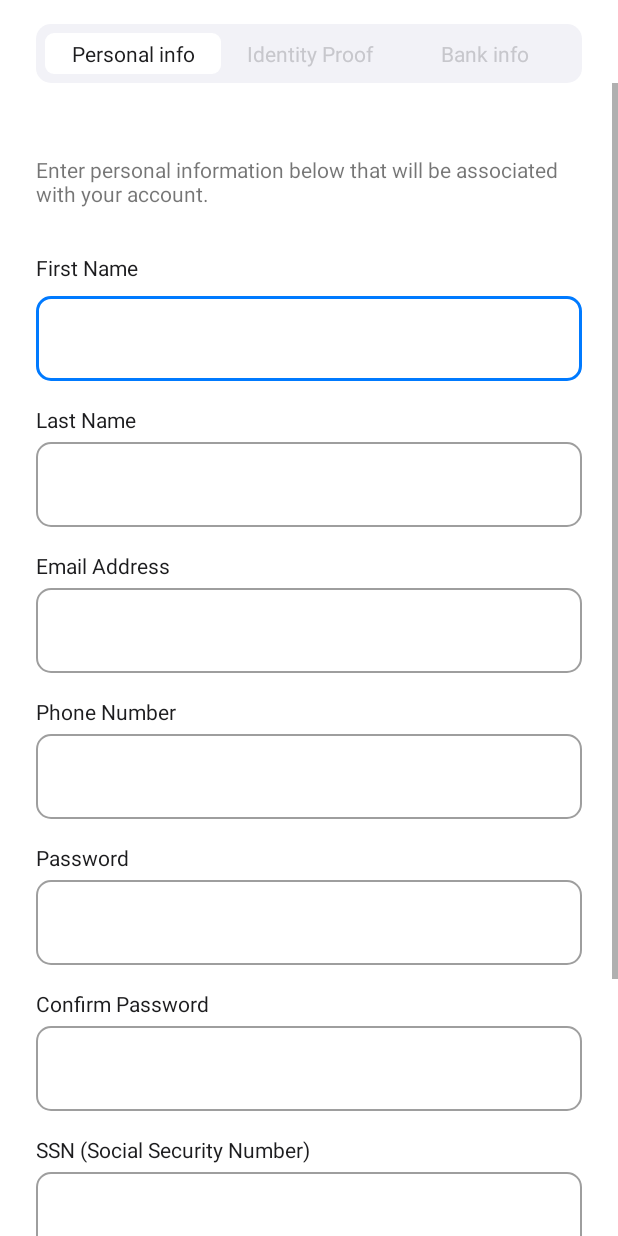
After one commit to ziptechdev/ACP-mobile-android, an Android app: the fragment PersonalInfoFragment shown on its own in the app's theme, on a phone screen of 412 x 824 dp. The commit adds this screen. Run offline under Robolectric (Android 15) with nearby library versions, the phone set to English and light mode, and no system bars.

Commit message:
finish 3 screens for sprint 2 Register screen Personal info screen Identity proof screen

```diff
--- /dev/null
+++ b/app/src/main/java/com/acpmobile/ui/fragments/Account/PersonalInfoFragment.kt
@@ -0,0 +1,30 @@
+package com.acpmobile.ui.fragments.Account
+
+import android.os.Bundle
+import androidx.fragment.app.Fragment
+import android.view.LayoutInflater
+import android.view.View
+import android.view.ViewGroup
+import androidx.core.content.ContextCompat
+import com.acpmobile.R
+import com.acpmobile.databinding.FragmentPersonalInfoBinding
+
+class PersonalInfoFragment : Fragment() {
+    private var _binding: FragmentPersonalInfoBinding? = null
+    private val binding get() = _binding!!
+
+
+    override fun onCreateView(
+        inflater: LayoutInflater, container: ViewGroup?,
+        savedInstanceState: Bundle?
+    ): View? {
+        _binding =
+            FragmentPersonalInfoBinding.inflate(inflater, container, false)
+        val view = binding.root
+        binding.containerViewPersonalIdentityBankInfo.tvPersonalInfo.setTextColor(ContextCompat.getColor(requireContext(), R.color.black))
+        binding.containerViewPersonalIdentityBankInfo.tvPersonalInfo.setBackgroundResource(R.drawable.round_element_6)
+
+        return view
+    }
+
+}
--- /dev/null
+++ b/app/src/main/res/layout/container_view_personal_identity_bank_info.xml
@@ -0,0 +1,43 @@
+<?xml version="1.0" encoding="utf-8"?>
+<LinearLayout xmlns:android="http://schemas.android.com/apk/res/android"
+    android:layout_width="match_parent"
+    android:layout_height="wrap_content"
+    android:background="@drawable/round_element_10"
+    android:backgroundTint="@color/grayLight"
+    android:orientation="horizontal"
+    android:padding="6dp">
+
+    <TextView
+        android:id="@+id/tvPersonalInfo"
+        android:layout_width="0dp"
+        android:layout_height="match_parent"
+        android:layout_weight="1"
+        android:paddingTop="@dimen/small_padding"
+        android:paddingBottom="@dimen/small_padding"
+        android:text="@string/label_personal_info"
+        android:textAlignment="center"
+        android:textColor="@color/grayBtn" />
+
+    <TextView
+        android:id="@+id/tvIdentityProof"
+        android:layout_width="0dp"
+        android:layout_height="match_parent"
+        android:layout_weight="1"
+        android:paddingTop="@dimen/small_padding"
+        android:paddingBottom="@dimen/small_padding"
+        android:text="@string/label_identity_proof"
+        android:textAlignment="center"
+        android:textColor="@color/grayBtn" />
+
+    <TextView
+        android:id="@+id/tvBankInfo"
+        android:layout_width="0dp"
+        android:layout_height="match_parent"
+        android:layout_weight="1"
+        android:paddingTop="@dimen/small_padding"
+        android:paddingBottom="@dimen/small_padding"
+        android:text="@string/label_bank_info"
+        android:textAlignment="center"
+        android:textColor="@color/grayBtn" />
+
+</LinearLayout>
--- /dev/null
+++ b/app/src/main/res/layout/fragment_personal_info.xml
@@ -0,0 +1,289 @@
+<?xml version="1.0" encoding="utf-8"?>
+<androidx.constraintlayout.widget.ConstraintLayout xmlns:android="http://schemas.android.com/apk/res/android"
+    xmlns:tools="http://schemas.android.com/tools"
+    xmlns:app="http://schemas.android.com/apk/res-auto"
+    android:layout_width="match_parent"
+    android:layout_height="match_parent"
+    tools:context=".ui.fragments.Account.PersonalInfoFragment">
+    <include
+        android:id="@+id/containerViewPersonalIdentityBankInfo"
+        layout="@layout/container_view_personal_identity_bank_info"
+        android:layout_width="0dp"
+        android:layout_height="wrap_content"
+        android:layout_marginStart="@dimen/normal_margin"
+        android:layout_marginTop="@dimen/medium_margin"
+        android:layout_marginEnd="@dimen/normal_margin"
+
+        app:layout_constraintEnd_toEndOf="parent"
+        app:layout_constraintStart_toStartOf="parent"
+        app:layout_constraintTop_toTopOf="parent" />
+
+    <ScrollView
+        android:layout_width="match_parent"
+        android:layout_height="0dp"
+        android:fillViewport="true"
+        app:layout_constraintBottom_toBottomOf="parent"
+        app:layout_constraintEnd_toEndOf="parent"
+        app:layout_constraintStart_toStartOf="parent"
+        app:layout_constraintTop_toBottomOf="@+id/containerViewPersonalIdentityBankInfo"
+        >
+
+        <androidx.constraintlayout.widget.ConstraintLayout
+            android:layout_width="match_parent"
+            android:layout_height="wrap_content">
+
+
+            <TextView
+                android:id="@+id/tvSubtitle"
+                android:layout_width="0dp"
+                android:layout_height="wrap_content"
+                android:layout_marginStart="@dimen/normal_margin"
+                android:layout_marginTop="@dimen/extra_large_margin"
+                android:layout_marginEnd="@dimen/normal_margin"
+                android:text="@string/label_enter_personal_information_below"
+                app:layout_constraintEnd_toEndOf="parent"
+                app:layout_constraintStart_toStartOf="parent"
+                app:layout_constraintTop_toTopOf="parent" />
+
+            <TextView
+                android:id="@+id/tvFirstName"
+                android:layout_width="wrap_content"
+                android:layout_height="wrap_content"
+                android:layout_marginTop="@dimen/x_x_large_text_size"
+                android:text="@string/label_first_name_only"
+                android:textColor="@color/black"
+                app:layout_constraintStart_toStartOf="@+id/tvSubtitle"
+                app:layout_constraintTop_toBottomOf="@+id/tvSubtitle" />
+
+            <com.google.android.material.textfield.TextInputLayout
+                android:id="@+id/etFirstName"
+                style="@style/Widget.MaterialComponents.TextInputLayout.OutlinedBox"
+                android:layout_width="0dp"
+                android:layout_height="wrap_content"
+                android:layout_marginTop="@dimen/small_margin"
+                android:orientation="vertical"
+                app:boxCornerRadiusBottomEnd="@dimen/corner_radius"
+                app:boxCornerRadiusBottomStart="@dimen/corner_radius"
+                app:boxCornerRadiusTopEnd="@dimen/corner_radius"
+                app:boxCornerRadiusTopStart="@dimen/corner_radius"
+                app:layout_constraintEnd_toEndOf="@+id/tvSubtitle"
+                app:layout_constraintStart_toStartOf="@+id/tvSubtitle"
+                app:layout_constraintTop_toBottomOf="@+id/tvFirstName">
+
+                <com.google.android.material.textfield.TextInputEditText
+                    android:layout_width="match_parent"
+                    android:layout_height="wrap_content" />
+
+            </com.google.android.material.textfield.TextInputLayout>
+
+            <TextView
+                android:id="@+id/tvLastName"
+                android:layout_width="wrap_content"
+                android:layout_height="wrap_content"
+                android:layout_marginTop="@dimen/medium_margin"
+                android:text="@string/label_last_name_only"
+                android:textColor="@color/black"
+                app:layout_constraintStart_toStartOf="@+id/tvSubtitle"
+                app:layout_constraintTop_toBottomOf="@+id/etFirstName" />
+
+            <com.google.android.material.textfield.TextInputLayout
+                android:id="@+id/etLastName"
+                style="@style/Widget.MaterialComponents.TextInputLayout.OutlinedBox"
+                android:layout_width="0dp"
+                android:layout_height="wrap_content"
+                android:orientation="vertical"
+                app:boxCornerRadiusBottomEnd="@dimen/corner_radius"
+                app:boxCornerRadiusBottomStart="@dimen/corner_radius"
+                app:boxCornerRadiusTopEnd="@dimen/corner_radius"
+                app:boxCornerRadiusTopStart="@dimen/corner_radius"
+                app:layout_constraintEnd_toEndOf="@+id/tvSubtitle"
+                app:layout_constraintStart_toStartOf="@+id/etFirstName"
+                app:layout_constraintTop_toBottomOf="@+id/tvLastName">
+
+                <com.google.android.material.textfield.TextInputEditText
+                    android:layout_width="match_parent"
+                    android:layout_height="wrap_content" />
+            </com.google.android.material.textfield.TextInputLayout>
+
+            <TextView
+                android:id="@+id/tvEMail"
+                android:layout_width="wrap_content"
+                android:layout_height="wrap_content"
+                android:layout_marginTop="@dimen/medium_margin"
+                android:text="@string/label_email_address"
+                android:textColor="@color/black"
+                app:layout_constraintStart_toStartOf="@+id/tvSubtitle"
+                app:layout_constraintTop_toBottomOf="@+id/etLastName" />
+
+            <com.google.android.material.textfield.TextInputLayout
+                android:id="@+id/etEMail"
+                style="@style/Widget.MaterialComponents.TextInputLayout.OutlinedBox"
+                android:layout_width="0dp"
+                android:layout_height="wrap_content"
+                android:orientation="vertical"
+                app:boxCornerRadiusBottomEnd="@dimen/corner_radius"
+                app:boxCornerRadiusBottomStart="@dimen/corner_radius"
+                app:boxCornerRadiusTopEnd="@dimen/corner_radius"
+                app:boxCornerRadiusTopStart="@dimen/corner_radius"
+                app:layout_constraintEnd_toEndOf="@+id/tvSubtitle"
+                app:layout_constraintStart_toStartOf="@+id/etFirstName"
+                app:layout_constraintTop_toBottomOf="@+id/tvEMail">
+
+                <com.google.android.material.textfield.TextInputEditText
+                    android:layout_width="match_parent"
+                    android:layout_height="wrap_content" />
+            </com.google.android.material.textfield.TextInputLayout>
+
+            <TextView
+                android:id="@+id/tvPhoneNumber"
+                android:layout_width="wrap_content"
+                android:layout_height="wrap_content"
+                android:layout_marginTop="@dimen/medium_margin"
+                android:text="@string/label_phone_number"
+                android:textColor="@color/black"
+                app:layout_constraintStart_toStartOf="@+id/tvSubtitle"
+                app:layout_constraintTop_toBottomOf="@+id/etEMail" />
+
+            <com.google.android.material.textfield.TextInputLayout
+                android:id="@+id/etPhoneNumber"
+                style="@style/Widget.MaterialComponents.TextInputLayout.OutlinedBox"
+                android:layout_width="0dp"
+                android:layout_height="wrap_content"
+                android:orientation="vertical"
+                app:boxCornerRadiusBottomEnd="@dimen/corner_radius"
+                app:boxCornerRadiusBottomStart="@dimen/corner_radius"
+                app:boxCornerRadiusTopEnd="@dimen/corner_radius"
+                app:boxCornerRadiusTopStart="@dimen/corner_radius"
+                app:layout_constraintEnd_toEndOf="@+id/tvSubtitle"
+                app:layout_constraintStart_toStartOf="@+id/etFirstName"
+                app:layout_constraintTop_toBottomOf="@+id/tvPhoneNumber">
+
+                <com.google.android.material.textfield.TextInputEditText
+                    android:layout_width="match_parent"
+                    android:layout_height="wrap_content" />
+            </com.google.android.material.textfield.TextInputLayout>
+
+            <TextView
+                android:id="@+id/tvPassword"
+                android:layout_width="wrap_content"
+                android:layout_height="wrap_content"
+                android:layout_marginTop="@dimen/medium_margin"
+                android:text="@string/label_password"
+                android:textColor="@color/black"
+                app:layout_constraintStart_toStartOf="@+id/tvSubtitle"
+                app:layout_constraintTop_toBottomOf="@+id/etPhoneNumber" />
+
+            <com.google.android.material.textfield.TextInputLayout
+                android:id="@+id/etPassword"
+                style="@style/Widget.MaterialComponents.TextInputLayout.OutlinedBox"
+                android:layout_width="0dp"
+                android:layout_height="wrap_content"
+                android:orientation="vertical"
+                app:boxCornerRadiusBottomEnd="@dimen/corner_radius"
+                app:boxCornerRadiusBottomStart="@dimen/corner_radius"
+                app:boxCornerRadiusTopEnd="@dimen/corner_radius"
+                app:boxCornerRadiusTopStart="@dimen/corner_radius"
+                app:layout_constraintEnd_toEndOf="@+id/tvSubtitle"
+                app:layout_constraintStart_toStartOf="@+id/etFirstName"
+                app:layout_constraintTop_toBottomOf="@+id/tvPassword">
+
+                <com.google.android.material.textfield.TextInputEditText
+                    android:layout_width="match_parent"
+                    android:layout_height="wrap_content" />
+            </com.google.android.material.textfield.TextInputLayout>
+            <TextView
+                android:id="@+id/tvConfirmPassword"
+                android:layout_width="wrap_content"
+                android:layout_height="wrap_content"
+                android:layout_marginTop="@dimen/medium_margin"
+                android:text="@string/label_confirm_password"
+                android:textColor="@color/black"
+                app:layout_constraintStart_toStartOf="@+id/tvSubtitle"
+                app:layout_constraintTop_toBottomOf="@+id/etPassword" />
+
+            <com.google.android.material.textfield.TextInputLayout
+                android:id="@+id/etConfirmPassword"
+                style="@style/Widget.MaterialComponents.TextInputLayout.OutlinedBox"
+                android:layout_width="0dp"
+                android:layout_height="wrap_content"
+                android:orientation="vertical"
+                app:boxCornerRadiusBottomEnd="@dimen/corner_radius"
+                app:boxCornerRadiusBottomStart="@dimen/corner_radius"
+                app:boxCornerRadiusTopEnd="@dimen/corner_radius"
+                app:boxCornerRadiusTopStart="@dimen/corner_radius"
+                app:layout_constraintEnd_toEndOf="@+id/tvSubtitle"
+                app:layout_constraintStart_toStartOf="@+id/etFirstName"
+                app:layout_constraintTop_toBottomOf="@+id/tvConfirmPassword">
+
+                <com.google.android.material.textfield.TextInputEditText
+                    android:layout_width="match_parent"
+                    android:layout_height="wrap_content" />
+            </com.google.android.material.textfield.TextInputLayout>
+
+            <TextView
+                android:id="@+id/tvSSN"
+                android:layout_width="wrap_content"
+                android:layout_height="wrap_content"
+                android:layout_marginTop="@dimen/medium_margin"
+                android:text="@string/label_SSN"
+                android:textColor="@color/black"
+                app:layout_constraintStart_toStartOf="@+id/tvSubtitle"
+                app:layout_constraintTop_toBottomOf="@+id/etConfirmPassword" />
+
+            <com.google.android.material.textfield.TextInputLayout
+                android:id="@+id/etSSN"
+                style="@style/Widget.MaterialComponents.TextInputLayout.OutlinedBox"
+                android:layout_width="0dp"
+                android:layout_height="wrap_content"
+                android:orientation="vertical"
+                app:boxCornerRadiusBottomEnd="@dimen/corner_radius"
+                app:boxCornerRadiusBottomStart="@dimen/corner_radius"
+                app:boxCornerRadiusTopEnd="@dimen/corner_radius"
+                app:boxCornerRadiusTopStart="@dimen/corner_radius"
+                app:layout_constraintEnd_toEndOf="@+id/tvSubtitle"
+                app:layout_constraintStart_toStartOf="@+id/etFirstName"
+                app:layout_constraintTop_toBottomOf="@+id/tvSSN">
+
+                <com.google.android.material.textfield.TextInputEditText
+                    android:layout_width="match_parent"
+                    android:layout_height="wrap_content" />
+            </com.google.android.material.textfield.TextInputLayout>
+
+            <com.google.android.material.button.MaterialButton
+                android:id="@+id/btnNext"
+                style="@style/ButtonBlue"
+                android:layout_width="0dp"
+                android:layout_height="wrap_content"
+                android:layout_marginTop="@dimen/extra_large_margin"
+                android:text="@string/btn_next"
+                android:textColor="@color/white"
+                app:icon="@drawable/ic_arrow_right"
+                app:iconGravity="textEnd"
+                app:layout_constraintBottom_toTopOf="@+id/guideline"
+                app:layout_constraintEnd_toEndOf="@+id/tvSubtitle"
+                app:layout_constraintStart_toStartOf="@+id/tvSubtitle"
+                app:layout_constraintTop_toBottomOf="@id/etSSN"
+                />
+
+            <androidx.constraintlayout.widget.Guideline
+                android:id="@+id/guideline"
+                android:layout_width="wrap_content"
+                android:layout_height="wrap_content"
+                android:orientation="horizontal"
+                app:layout_constraintGuide_percent="0.9" />
+
+            <include
+                android:id="@+id/tvTermsAndPrivacyPolicy"
+                layout="@layout/include_terms_and_privacy_policy"
+                android:layout_width="wrap_content"
+                android:layout_height="wrap_content"
+                android:layout_marginBottom="@dimen/x_large_text_size"
+                app:layout_constraintBottom_toBottomOf="parent"
+                app:layout_constraintEnd_toEndOf="parent"
+                app:layout_constraintStart_toStartOf="parent" />
+
+        </androidx.constraintlayout.widget.ConstraintLayout>
+    </ScrollView>
+
+
+</androidx.constraintlayout.widget.ConstraintLayout>
--- a/app/src/main/res/values/dimens.xml
+++ b/app/src/main/res/values/dimens.xml
@@ -17,6 +17,7 @@
     <dimen name="normal_padding">8dp</dimen>
     <dimen name="medium_padding">12dp</dimen>
     <dimen name="extra_large_margin">48dp</dimen>
+    <dimen name="x_extra_large_margin">64</dimen>
     <dimen name="large_margin">32dp</dimen>
     <dimen name="normal_margin">24dp</dimen>
     <dimen name="medium_margin">16dp</dimen>
--- a/app/src/main/res/values/strings.xml
+++ b/app/src/main/res/values/strings.xml
@@ -60,5 +60,19 @@
     <string name="label_email"> Email Address</string>
     <string name="label_password"> Password</string>
     <string name="label_confirm_password"> Confirm Password</string>
-
+    <string name="label_personal_info">Personal info</string>
+    <string name="label_identity_proof">Identity Proof</string>
+    <string name="label_bank_info">Bank info</string>
+    <string name="label_create_new_account">Create new account</string>
+    <string name="label_follow_the_registration_and_verification_process">Follow the registration and verification process to see if youre eligible for ACP services.\n\nAfter successfully completing the process, you will be awarded $10 to your digital wallet to spend with one of our <font color="#007AFF">partners.</font></string>
+    <string name="btn_get_started">Get Started</string>
+    <string name="label_enter_personal_information_below">Enter personal information below that will be associated with your account.</string>
+    <string name="label_first_name_only">First Name</string>
+    <string name="label_last_name_only">Last Name</string>
+    <string name="label_email_address">Email Address</string>
+    <string name="label_phone_number">Phone Number</string>
+    <string name="label_SSN">SSN (Social Security Number)</string>
+    <string name="label_KYC_verification">KYC verification</string>
+    <string name="label_you_are_required_to_go">You are required to go through <font color="#007AFF">KYC (Know Your Customer)</font> process in order to continue.\nKYC requires a selfie/clear shot of your face and a photo of the document that confirms your identity (ID, passport, resident card, driver’s license).</string>
+    <string name="btn_start_verification">Start Verification</string>
 </resources>
```
Also changed, not shown: app/src/main/java/com/acpmobile/ui/fragments/Account/CreateNewAccountFragment.kt (added, +20 -0 lines), app/src/main/java/com/acpmobile/ui/fragments/Account/IdentityProofFragment.kt (added, +29 -0 lines), app/src/main/res/drawable/circle_element_blue.xml (added, +11 -0 lines), app/src/main/res/drawable/circle_element_gray.xml (added, +11 -0 lines), app/src/main/res/layout/container_view_circles.xml (added, +32 -0 lines), app/src/main/res/layout/fragment_create_new_account.xml (added, +75 -0 lines), app/src/main/res/layout/fragment_identity_proof.xml (added, +80 -0 lines).
